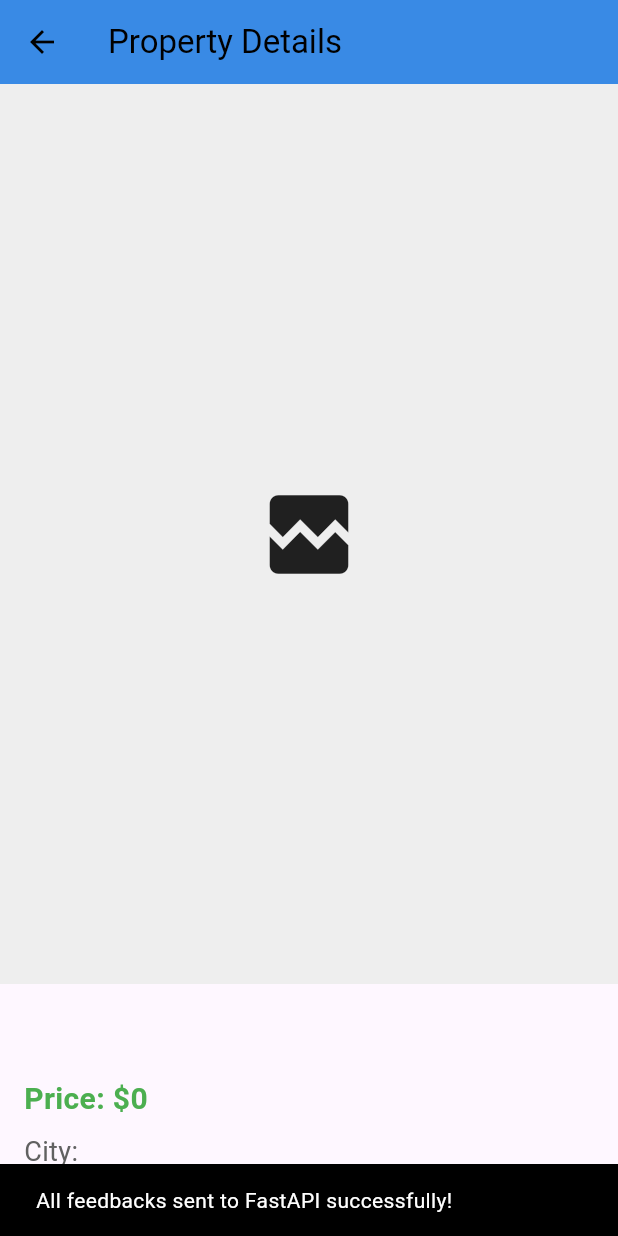
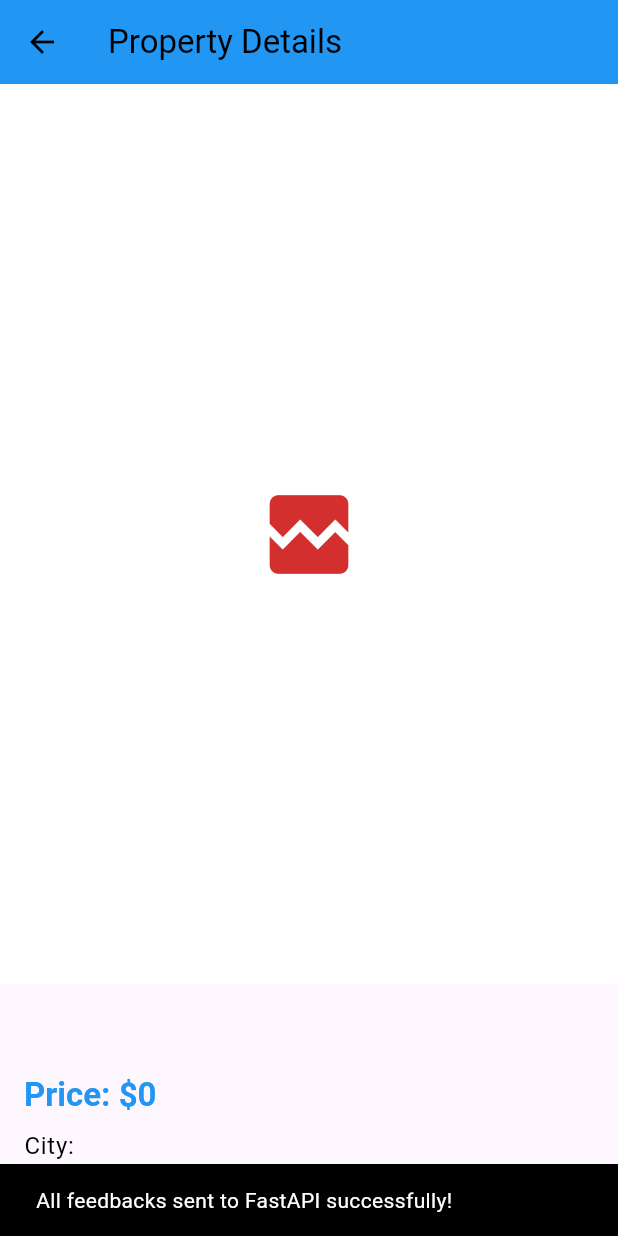
Before and after one commit to arafat3300/Graduation_Project, a Flutter app: the PropertyDetails screen opened directly with empty values, on a phone screen of 412 x 824 dp. Run offline on Flutter 3.47's test engine with Material 3 defaults, Android fonts, the phone set to English and light mode, and no system bars; our stand-ins replace carousel_slider, cloud_firestore, firebase_core, flutter_riverpod, flutter_spinkit, google_sign_in and 5 more; missing offline and left inert: dart_jsonwebtoken, multi_image_picker_plus; accounts and stored records are empty; network calls fail.

Commit message:
faviorte and details theme friendly

```diff
--- a/gradproj/lib/Screens/FavouritesScreen.dart
+++ b/gradproj/lib/Screens/FavouritesScreen.dart
@@ -22,6 +22,7 @@ class _FavoritesScreenState extends ConsumerState<FavoritesScreen> {
   @override
   Widget build(BuildContext context) {
     final favourites = ref.watch(favouritesProvider);
+    final theme = Theme.of(context); // Get the current theme
 
     return Scaffold(
       appBar: AppBar(
@@ -29,16 +30,16 @@ class _FavoritesScreenState extends ConsumerState<FavoritesScreen> {
         centerTitle: true,
         actions: [
           IconButton(
-            icon: const Icon(Icons.dark_mode),
+            icon: Icon(Icons.dark_mode, color: theme.iconTheme.color),
             onPressed: widget.toggleTheme,
           ),
         ],
       ),
       body: favourites.isEmpty
-          ? const Center(
+          ? Center(
               child: Text(
                 'No favorite properties yet!',
-                style: TextStyle(fontSize: 18),
+                style: theme.textTheme.bodyLarge, // Use theme text style
               ),
             )
           : ListView.builder(
@@ -48,6 +49,7 @@ class _FavoritesScreenState extends ConsumerState<FavoritesScreen> {
 
                 return Card(
                   margin: const EdgeInsets.symmetric(vertical: 8, horizontal: 16),
+                  color: theme.cardColor, // Use theme card color
                   child: ListTile(
                     leading: ClipRRect(
                       borderRadius: BorderRadius.circular(8),
@@ -59,22 +61,25 @@ class _FavoritesScreenState extends ConsumerState<FavoritesScreen> {
                         height: 70,
                         fit: BoxFit.cover,
                         errorBuilder: (context, error, stackTrace) =>
-                            const Icon(Icons.broken_image, size: 70),
+                            Icon(Icons.broken_image, size: 70, color: theme.colorScheme.error), // Use theme error color
                       ),
                     ),
                     title: Text(
                       property.type,
-                      style: const TextStyle(fontWeight: FontWeight.bold),
+                      style: theme.textTheme.bodyLarge?.copyWith(fontWeight: FontWeight.bold), // Use theme text style
                     ),
                     subtitle: Column(
                       crossAxisAlignment: CrossAxisAlignment.start,
                       children: [
-                        Text(property.city),
+                        Text(
+                          property.city,
+                          style: theme.textTheme.bodyMedium, // Use theme text style
+                        ),
                         const SizedBox(height: 4),
                         Text(
                           '\$${property.price.toStringAsFixed(2)}',
-                          style: const TextStyle(
-                            color: Colors.green,
+                          style: theme.textTheme.bodyLarge?.copyWith(
+                            color: theme.colorScheme.primary,
                             fontWeight: FontWeight.bold,
                           ),
                         ),
@@ -89,7 +94,7 @@ class _FavoritesScreenState extends ConsumerState<FavoritesScreen> {
                       );
                     },
                     trailing: IconButton(
-                      icon: const Icon(Icons.delete, color: Colors.red),
+                      icon: Icon(Icons.delete, color: theme.colorScheme.error), // Use theme error color
                       onPressed: () {
                         final favouritesNotifier = ref.read(favouritesProvider.notifier);
                         favouritesNotifier.removeProperty(property);
@@ -101,7 +106,7 @@ class _FavoritesScreenState extends ConsumerState<FavoritesScreen> {
                               label: "Undo",
                               onPressed: () {
                                 favouritesNotifier.addProperty(property);
-                                },
+                              },
                             ),
                           ),
                         );
@@ -128,7 +133,7 @@ class _FavoritesScreenState extends ConsumerState<FavoritesScreen> {
             Navigator.push(
               context,
               MaterialPageRoute(
-                builder: (context) =>  SearchScreen(toggleTheme: widget.toggleTheme),
+                builder: (context) => SearchScreen(toggleTheme: widget.toggleTheme),
               ),
             );
           } else if (_currentIndex == 3) {
--- a/gradproj/lib/Screens/PropertyDetails.dart
+++ b/gradproj/lib/Screens/PropertyDetails.dart
@@ -161,18 +161,17 @@ class _PropertyDetailsState extends ConsumerState<PropertyDetails> {
     _feedbackController.dispose();
     super.dispose();
   }
-
  @override
   Widget build(BuildContext context) {
     final property = widget.property;
     final favouritesNotifier = ref.watch(favouritesProvider.notifier);
-    final isFavorite =
-        ref.watch(favouritesProvider).any((p) => p.id == property.id);
+    final isFavorite = ref.watch(favouritesProvider).any((p) => p.id == property.id);
+    final theme = Theme.of(context); // Get the current theme
 
     return Scaffold(
       appBar: AppBar(
         title: const Text("Property Details"),
-        backgroundColor: const Color(0xFF398AE5),
+        backgroundColor: theme.colorScheme.primary, // Use theme primary color
       ),
       body: SingleChildScrollView(
         child: Column(
@@ -195,10 +194,10 @@ class _PropertyDetailsState extends ConsumerState<PropertyDetails> {
                         imageUrl,
                         fit: BoxFit.cover,
                         width: double.infinity,
-                        errorBuilder: (context, error, stackTrace) =>
-                            const Icon(
+                        errorBuilder: (context, error, stackTrace) => Icon(
                           Icons.broken_image,
                           size: 70,
+                          color: theme.colorScheme.error, // Use theme error color
                         ),
                       );
                     },
@@ -206,19 +205,19 @@ class _PropertyDetailsState extends ConsumerState<PropertyDetails> {
                 }).toList(),
               )
             else
-
               Container(
                 height: 600,
                 width: double.infinity,
-    color: Colors.grey[200],
+                color: theme.colorScheme.surface, // Use theme surface color
                 child: Center(
                   child: Image.network(
                     'https://agentrealestateschools.com/wp-content/uploads/2021/11/real-estate-property.jpg',
                     fit: BoxFit.cover,
                     width: double.infinity,
-        errorBuilder: (context, error, stackTrace) => const Icon(
+                    errorBuilder: (context, error, stackTrace) => Icon(
                       Icons.broken_image,
                       size: 70,
+                      color: theme.colorScheme.error,
                     ),
                   ),
                 ),
@@ -231,80 +230,46 @@ class _PropertyDetailsState extends ConsumerState<PropertyDetails> {
                 children: [
                   Text(
                     property.type,
-                    style: const TextStyle(
-                      fontSize: 26,
+                    style: theme.textTheme.headlineMedium, // Use theme text style
+                  ),
+                  const SizedBox(height: 8),
+                  Text(
+                    "Price: \$${property.price}",
+                    style: theme.textTheme.titleLarge?.copyWith(
+                      color: theme.colorScheme.primary,
                       fontWeight: FontWeight.bold,
                     ),
                   ),
                   const SizedBox(height: 8),
-                  Text(
-                    "Price: \$${property.price}",
-                    style: const TextStyle(
-                      fontSize: 20,
-                      color: Colors.green,
-                      fontWeight: FontWeight.bold,
-                    ),
-                  ),
-                  const SizedBox(height: 8),
-                  Text(
-                    "City: ${property.city}",
-                    style: TextStyle(
-                      fontSize: 18,
-                      color: Colors.grey[700],
-                    ),
-                  ),
-                  Text(
-                    "Bedrooms: ${property.bedrooms}",
-                    style: TextStyle(fontSize: 18, color: Colors.grey[700]),
-                  ),
-                  Text(
-                    "Bathrooms: ${property.bathrooms}",
-                    style: TextStyle(fontSize: 18, color: Colors.grey[700]),
-                  ),
-                  Text(
-                    "Area: ${property.area} sqft",
-                    style: TextStyle(fontSize: 18, color: Colors.grey[700]),
-                  ),
-                  Text(
-                    "Furnished: ${property.furnished}",
-                    style: TextStyle(fontSize: 18, color: Colors.grey[700]),
-                  ),
-                  Text(
-                    "Level: ${property.level ?? 'N/A'}",
-                    style: TextStyle(fontSize: 18, color: Colors.grey[700]),
-                  ),
-                  Text(
-                    "Compound: ${property.compound ?? 'N/A'}",
-                    style: TextStyle(fontSize: 18, color: Colors.grey[700]),
-                  ),
-                  Text(
-                    "Payment Option: ${property.paymentOption}",
-                    style: TextStyle(fontSize: 18, color: Colors.grey[700]),
-                  ),
+                  _buildPropertyDetail("City", property.city, theme),
+                  _buildPropertyDetail("Bedrooms", property.bedrooms.toString(), theme),
+                  _buildPropertyDetail("Bathrooms", property.bathrooms.toString(), theme),
+                  _buildPropertyDetail("Area", "${property.area} sqft", theme),
+                  _buildPropertyDetail("Furnished", property.furnished.toString(), theme),
+                  _buildPropertyDetail("Level", property.level?.toString() ?? 'N/A', theme),
+                  _buildPropertyDetail("Compound", property.compound ?? 'N/A', theme),
+                  _buildPropertyDetail("Payment Option", property.paymentOption, theme),
                   const SizedBox(height: 16),
                   ElevatedButton.icon(
                     onPressed: () {
                       if (isFavorite) {
                         favouritesNotifier.removeProperty(property);
                         ScaffoldMessenger.of(context).showSnackBar(
-                          SnackBar(
-                              content: Text(
-                                  "${property.type} removed from favorites")),
+                          SnackBar(content: Text("${property.type} removed from favorites")),
                         );
                       } else {
                         favouritesNotifier.addProperty(property);
                         ScaffoldMessenger.of(context).showSnackBar(
-                          SnackBar(
-                              content:
-                                  Text("${property.type} added to favorites")),
+                          SnackBar(content: Text("${property.type} added to favorites")),
                         );
                       }
                     },
-                    icon: Icon(
-                        isFavorite ? Icons.favorite : Icons.favorite_border),
-                    label: Text(isFavorite
-                        ? "Remove from Favorites"
-                        : "Add to Favorites"),
+                    icon: Icon(isFavorite ? Icons.favorite : Icons.favorite_border),
+                    label: Text(isFavorite ? "Remove from Favorites" : "Add to Favorites"),
+                    style: ElevatedButton.styleFrom(
+                      backgroundColor: theme.colorScheme.primary,
+                      foregroundColor: theme.colorScheme.onPrimary,
+                    ),
                   ),
                 ],
               ),
@@ -316,12 +281,9 @@ class _PropertyDetailsState extends ConsumerState<PropertyDetails> {
                 child: Column(
                   crossAxisAlignment: CrossAxisAlignment.start,
                   children: [
-                    const Text(
+                    Text(
                       "Add Feedback",
-                      style: TextStyle(
-                        fontSize: 22,
-                        fontWeight: FontWeight.bold,
-                      ),
+                      style: theme.textTheme.titleLarge,
                     ),
                     const SizedBox(height: 8),
                     TextFormField(
@@ -329,11 +291,13 @@ class _PropertyDetailsState extends ConsumerState<PropertyDetails> {
                       decoration: InputDecoration(
                         hintText: "Enter your feedback",
                         border: OutlineInputBorder(
-                          borderSide: BorderSide(color: Color(0xFF398AE5)),
+                          borderSide: BorderSide(color: theme.colorScheme.primary),
                         ),
                         focusedBorder: OutlineInputBorder(
-                          borderSide:
-                              BorderSide(color: Color(0xFF398AE5), width: 2),
+                          borderSide: BorderSide(
+                            color: theme.colorScheme.primary,
+                            width: 2,
+                          ),
                         ),
                       ),
                       maxLines: 3,
@@ -346,8 +310,12 @@ class _PropertyDetailsState extends ConsumerState<PropertyDetails> {
                     ),
                     const SizedBox(height: 8),
                     ElevatedButton(
-                      onPressed: _submitFeedback,
-                      child: const Text("Submit Feedback"),
+                      onPressed: _isLoading ? null : _submitFeedback,
+                      style: ElevatedButton.styleFrom(
+                        backgroundColor: theme.colorScheme.primary,
+                        foregroundColor: theme.colorScheme.onPrimary,
+                      ),
+                      child: Text(_isLoading ? "Submitting..." : "Submit Feedback"),
                     ),
                   ],
                 ),
@@ -372,7 +340,7 @@ Padding(
 
                         return Card(
                           shape: RoundedRectangleBorder(
-              side: BorderSide(color: const Color(0xFF398AE5), width: 1.5),
+                            side: BorderSide(color: theme.colorScheme.primary, width: 1.5),
                             borderRadius: BorderRadius.circular(8.0),
                           ),
                           margin: const EdgeInsets.only(bottom: 8.0),
@@ -383,17 +351,17 @@ Padding(
                               children: [
                                 Text(
                                   userName,
-                    style: const TextStyle(
-                      color: Color.fromARGB(255, 233, 4, 80),
+                                  style: theme.textTheme.titleMedium?.copyWith(
+                                    color: theme.colorScheme.secondary,
                                     fontWeight: FontWeight.bold,
-                      fontSize: 16,
                                   ),
                                 ),
                                 const SizedBox(height: 4),
                                 Text(
                                   feedback.feedback,
-                    style: const TextStyle(fontSize: 16,
-                    fontWeight: FontWeight.bold),
+                                  style: theme.textTheme.bodyLarge?.copyWith(
+                                    fontWeight: FontWeight.bold,
+                                  ),
                                 ),
                               ],
                             ),
@@ -404,13 +372,14 @@ Padding(
                   }).toList(),
                 ),
               ),
-
             ] else
-              const Padding(
-                padding: EdgeInsets.all(16.0),
+              Padding(
+                padding: const EdgeInsets.all(16.0),
                 child: Text(
                   "No feedback available for this property.",
-                  style: TextStyle(fontSize: 16, color: Colors.grey),
+                  style: theme.textTheme.bodyLarge?.copyWith(
+                    color: theme.colorScheme.onSurfaceVariant,
+                  ),
                 ),
               ),
           ],
@@ -418,4 +387,13 @@ Padding(
       ),
     );
   }
+
+  Widget _buildPropertyDetail(String label, String value, ThemeData theme) {
+    return Text(
+      "$label: $value",
+      style: theme.textTheme.bodyLarge?.copyWith(
+        color: theme.colorScheme.onSurfaceVariant,
+      ),
+    );
   }
+}
```
Lines whose indentation alone changed are shown as unchanged.
